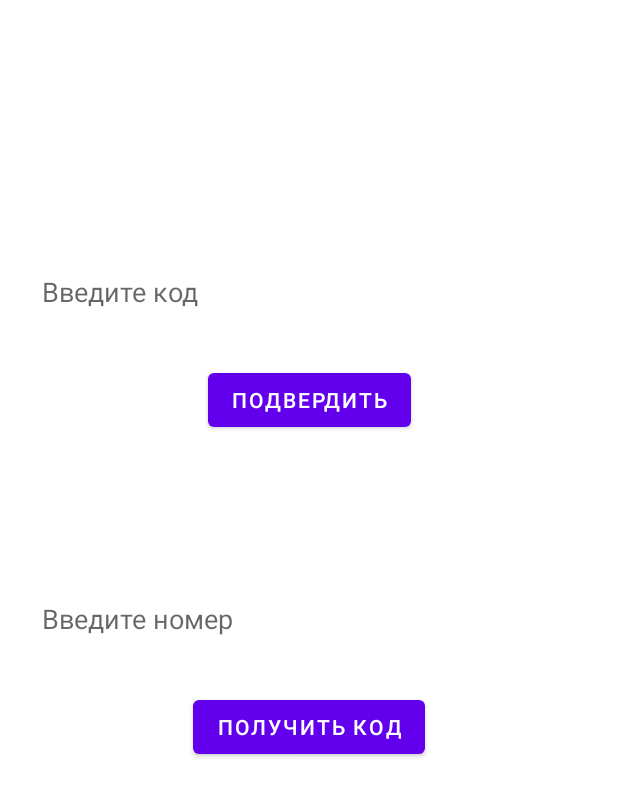
After one commit to Mirgul1989/TaskManagerNew1, an Android app: the layout fragment_auth.xml on its own in the app's theme, with its tools: preview values and no code run, on a phone screen of 412 x 824 dp. The commit adds this screen. Shown: the top 797 px of the screen. Run offline under Robolectric (Android 15) with nearby library versions, the phone set to English and light mode, and no system bars.

```diff
--- a/app/src/main/java/com/example/taskmanagernew/MainActivity.kt
+++ b/app/src/main/java/com/example/taskmanagernew/MainActivity.kt
@@ -10,6 +10,8 @@ import androidx.navigation.ui.setupWithNavController
 import com.example.taskmanagernew.data.local.Pref
 import com.example.taskmanagernew.databinding.ActivityMainBinding
 import com.google.android.material.bottomnavigation.BottomNavigationView
+import com.google.firebase.auth.ktx.auth
+import com.google.firebase.ktx.Firebase
 
 class MainActivity : AppCompatActivity() {
     private lateinit var binding: ActivityMainBinding
@@ -50,6 +52,10 @@ class MainActivity : AppCompatActivity() {
         )
         setupActionBarWithNavController(navController, appBarConfiguration)
         navView.setupWithNavController(navController)
+
+         if(Firebase.auth.currentUser == null){
+             navController.navigate(R.id.authFragment)
+         }
         navController.addOnDestinationChangedListener { controller, destination, arguments ->
             navView.isVisible = bottomFragment.contains(destination.id)
             if (destination.id == R.id.onBoardingFragment) {
--- /dev/null
+++ b/app/src/main/res/layout/fragment_auth.xml
@@ -0,0 +1,62 @@
+<?xml version="1.0" encoding="utf-8"?>
+<androidx.constraintlayout.widget.ConstraintLayout xmlns:android="http://schemas.android.com/apk/res/android"
+    xmlns:tools="http://schemas.android.com/tools"
+    android:layout_width="match_parent"
+    android:layout_height="match_parent"
+    xmlns:app="http://schemas.android.com/apk/res-auto"
+    tools:context=".ui.auth.AuthFragment">
+
+    <EditText
+
+        android:id="@+id/etId"
+        android:layout_width="match_parent"
+        android:layout_height="wrap_content"
+        android:layout_margin="16dp"
+        app:layout_constraintStart_toStartOf="parent"
+        app:layout_constraintEnd_toEndOf="parent"
+        app:layout_constraintTop_toTopOf="parent"
+        android:padding="12dp"
+        android:hint="@string/number"
+        app:layout_constraintBottom_toBottomOf="parent"
+        android:background="@color/white"
+        android:inputType="number"
+        android:autofillHints="Введите номер"
+        tools:ignore="LabelFor" />
+    <Button
+        android:id="@+id/btnSend"
+        android:layout_width="wrap_content"
+        android:layout_height="wrap_content"
+        app:layout_constraintStart_toStartOf="parent"
+        app:layout_constraintEnd_toEndOf="parent"
+        app:layout_constraintTop_toBottomOf="@id/etId"
+        android:text="@string/code"
+        android:layout_marginTop="24dp"
+        tools:ignore="MissingConstraints" />
+    <EditText
+        android:id="@+id/etKod"
+        android:layout_width="match_parent"
+        android:layout_height="wrap_content"
+        android:hint="@string/Codes"
+        app:layout_constraintStart_toStartOf="parent"
+        app:layout_constraintEnd_toEndOf="parent"
+        android:background="@color/white"
+        android:padding="12dp"
+        android:layout_margin="16dp"
+        app:layout_constraintTop_toTopOf="parent"
+        app:layout_constraintBottom_toTopOf="@id/etId"
+        android:inputType="number"
+        tools:ignore="LabelFor"
+        android:autofillHints="Number" />
+    <Button
+        android:id="@+id/btnOk"
+        android:layout_width="wrap_content"
+        android:layout_height="wrap_content"
+        app:layout_constraintStart_toStartOf="parent"
+        app:layout_constraintEnd_toEndOf="parent"
+        app:layout_constraintTop_toBottomOf="@id/etKod"
+        android:layout_marginTop="24dp"
+        android:text="@string/btn"/>
+
+
+
+</androidx.constraintlayout.widget.ConstraintLayout>
--- a/app/src/main/res/navigation/mobile_navigation.xml
+++ b/app/src/main/res/navigation/mobile_navigation.xml
@@ -37,4 +37,9 @@
         android:name="com.example.taskmanagernew.ui.onBoarding.OnBoardingFragment"
         android:label="fragment_on_boarding"
         tools:layout="@layout/fragment_on_boarding" />
+    <fragment
+        android:id="@+id/authFragment"
+        android:name="com.example.taskmanagernew.ui.auth.AuthFragment"
+        android:label="fragment_auth"
+        tools:layout="@layout/fragment_auth" />
 </navigation>
--- a/app/src/main/res/values/strings.xml
+++ b/app/src/main/res/values/strings.xml
@@ -14,4 +14,11 @@
     <string name="age">Age</string>
     <string name="YES">YES</string>
     <string name="cancel">Cansel</string>
+    <string name="accept">Accept</string>
+    <string name="number">Введите номер</string>
+    <string name="code">Получить код</string>
+    <string name="Codes">Введите код</string>
+    <string name="btn">Подвердить</string>
+    <string name="titles">Title</string>
+    <string name="description1">Description</string>
 </resources>
--- a/build.gradle
+++ b/build.gradle
@@ -1,4 +1,8 @@
-// Top-level build file where you can add configuration options common to all sub-projects/modules.
+buildscript {
+    dependencies {
+        classpath 'com.google.gms:google-services:4.3.14'
+    }
+}// Top-level build file where you can add configuration options common to all sub-projects/modules.
 plugins {
     id 'com.android.application' version '7.3.0' apply false
     id 'com.android.library' version '7.3.0' apply false
```
Also changed, not shown: app/build.gradle (+7 -0 lines), app/src/main/java/com/example/taskmanagernew/ui/auth/AuthFragment.kt (added, +102 -0 lines), app/src/main/java/com/example/taskmanagernew/ui/home/adapter/TaskAdapter.kt (+8 -15 lines), app/src/main/res/layout/item_task.xml (+4 -4 lines), 1 other file.
